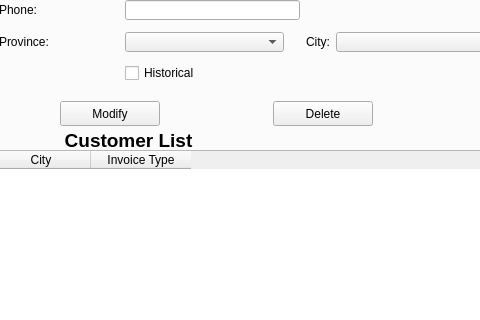
IsolracI/Proyecto-DI, file templates/window.ui: the form before one commit; both pictures show x 431 to 911 and y 161 to 481 of the 1128 by 897 pixel window.
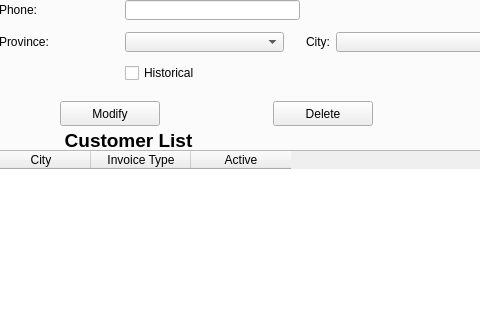
The form after the commit. Icons and pictures are not drawn.

Diff of the .ui file:
```diff
--- a/templates/window.ui
+++ b/templates/window.ui
@@ -125,6 +125,11 @@
           <string>Invoice Type</string>
          </property>
         </column>
+        <column>
+         <property name="text">
+          <string>Active</string>
+         </property>
+        </column>
        </widget>
        <widget class="QWidget" name="layoutWidget">
         <property name="geometry">
```
